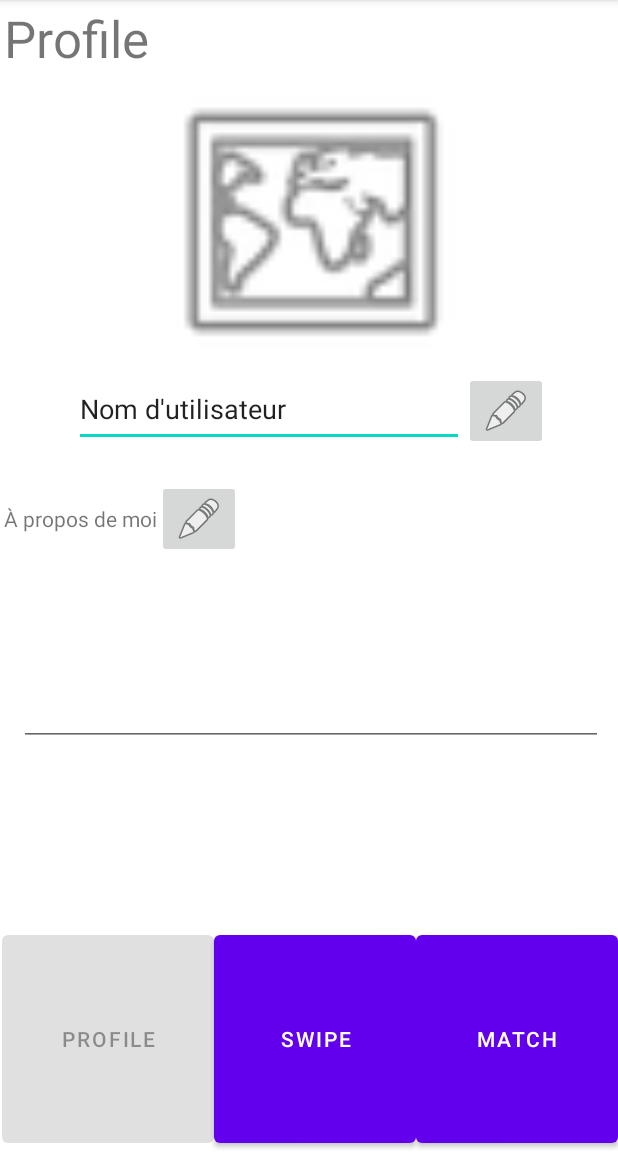
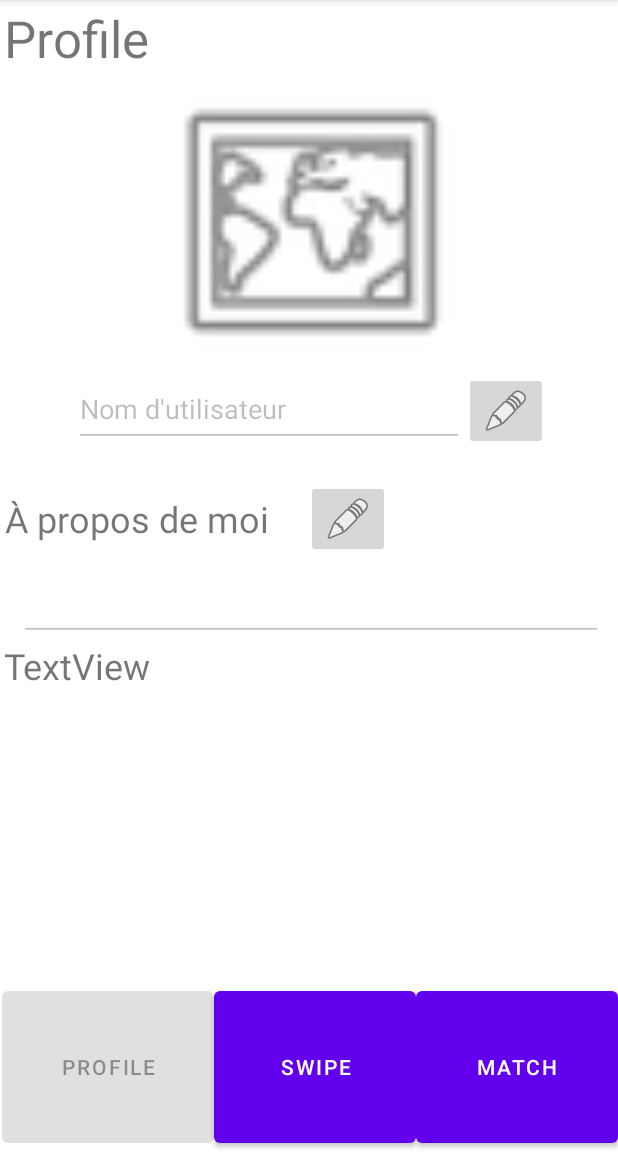
Before and after one commit to GameXMatch/GameXMatch, an Android app: the screen it shows after launch (CoreApp), on a phone screen of 412 x 824 dp, the part 84-1236 px from its top. Run offline under Robolectric (Android 15) with nearby library versions, the phone set to English and light mode, and no system bars.

Commit message:
buttons enable/disable editText

```diff
--- a/android_app/app/src/main/java/ch/gamesxmatch/main/Profile.kt
+++ b/android_app/app/src/main/java/ch/gamesxmatch/main/Profile.kt
@@ -4,10 +4,19 @@
 import android.view.LayoutInflater
 import android.view.View
 import android.view.ViewGroup
+import android.widget.EditText
+import android.widget.ImageButton
 import androidx.fragment.app.Fragment
 import ch.gamesxmatch.R
+import java.util.zip.Inflater
 
 class Profile: Fragment() {
+
+    lateinit var nameButton: ImageButton
+    lateinit var descriptionButton: ImageButton
+    lateinit var userNameEditText: EditText
+    lateinit var descriptionEditText: EditText
+
 
     override fun onCreateView(
         inflater: LayoutInflater,
@@ -15,6 +24,30 @@
         savedInstanceState: Bundle?
     ): View? {
         val view = inflater.inflate(R.layout.fragment_profile, container, false)
+        initViews(view)
         return view
     }
+
+    private fun initViews(view : View) {
+        initUsernameViews(view)
+        initDescriptionViews(view)
+    }
+
+    private fun initUsernameViews(view : View){
+        userNameEditText = view.findViewById(R.id.profile_username_editText)
+        userNameEditText.isEnabled = false
+        nameButton = view.findViewById(R.id.profile_nameEdit_imageButton)
+        nameButton.setOnClickListener{
+            userNameEditText.isEnabled = !userNameEditText.isEnabled
+        }
+    }
+
+    private fun initDescriptionViews(view: View){
+        descriptionEditText = view.findViewById(R.id.profile_description_editText)
+        descriptionEditText.isEnabled = false
+        descriptionButton = view.findViewById(R.id.profile_description_imageButton)
+        descriptionButton.setOnClickListener{
+            descriptionEditText.isEnabled = !descriptionEditText.isEnabled
+        }
+    }
 }
--- a/android_app/app/src/main/res/layout/activity_core.xml
+++ b/android_app/app/src/main/res/layout/activity_core.xml
@@ -18,7 +18,7 @@
             android:id="@+id/fragmentContainerView"
             android:layout_width="match_parent"
             android:layout_height="0dp"
-            android:layout_weight="6" />
+            android:layout_weight="10" />
 
         <LinearLayout
             android:layout_width="match_parent"
--- a/android_app/app/src/main/res/layout/fragment_profile.xml
+++ b/android_app/app/src/main/res/layout/fragment_profile.xml
@@ -47,7 +47,7 @@
                 android:text="@string/profile_editname" />
 
             <ImageButton
-                android:id="@+id/imageButton"
+                android:id="@+id/profile_nameEdit_imageButton"
                 android:layout_width="wrap_content"
                 android:layout_height="wrap_content"
                 android:contentDescription="@string/profile_edit_name_button"
@@ -71,25 +71,35 @@
                 android:layout_height="match_parent"
                 android:layout_weight="0"
                 android:gravity="center"
-                android:text="@string/profile_user_description_label" />
+                android:text="@string/profile_user_description_label"
+                android:textSize="24sp" />
 
             <ImageButton
-                android:id="@+id/imageButton2"
+                android:id="@+id/profile_description_imageButton"
                 android:layout_width="wrap_content"
                 android:layout_height="wrap_content"
+                android:layout_marginStart="25dp"
                 android:layout_weight="0"
                 app:srcCompat="@android:drawable/ic_menu_edit" />
         </LinearLayout>
 
         <EditText
-            android:id="@+id/editTextTextMultiLine"
+            android:id="@+id/profile_description_editText"
             android:layout_width="match_parent"
-            android:layout_height="125dp"
+            android:layout_height="wrap_content"
             android:layout_marginStart="10dp"
+            android:layout_marginTop="10dp"
             android:layout_marginEnd="10dp"
             android:ems="10"
             android:gravity="start|top"
             android:inputType="textMultiLine" />
 
+        <TextView
+            android:id="@+id/textView3"
+            android:layout_width="match_parent"
+            android:layout_height="wrap_content"
+            android:text="TextView"
+            android:textSize="24sp" />
+
     </LinearLayout>
 </androidx.constraintlayout.widget.ConstraintLayout>
```
